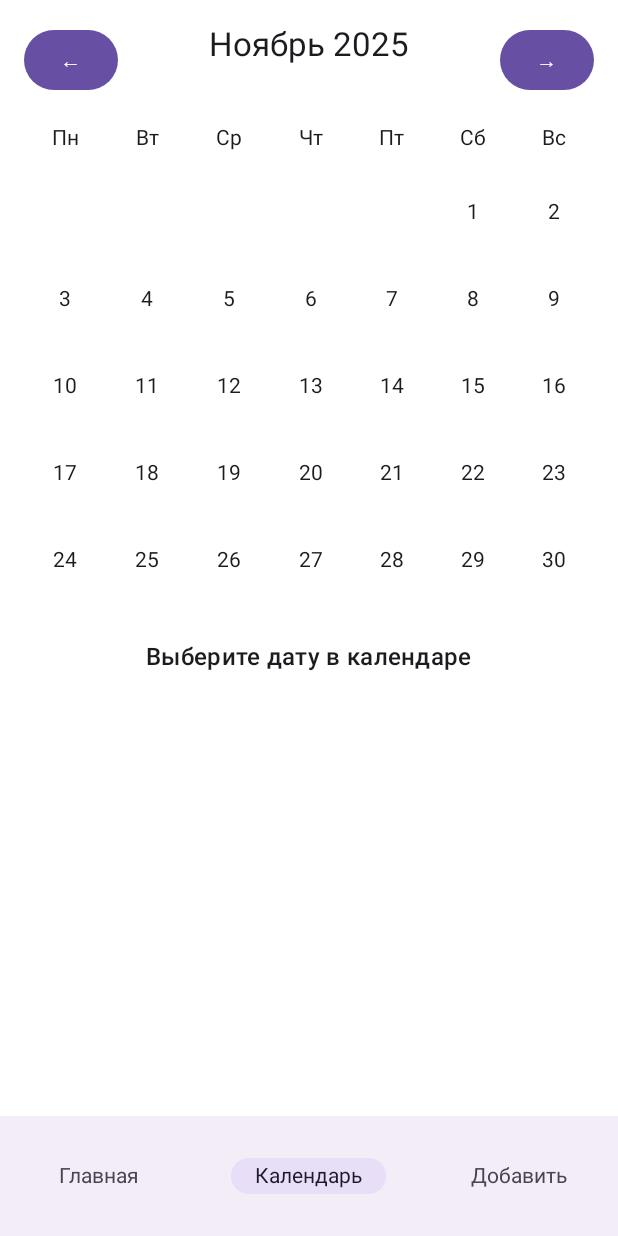
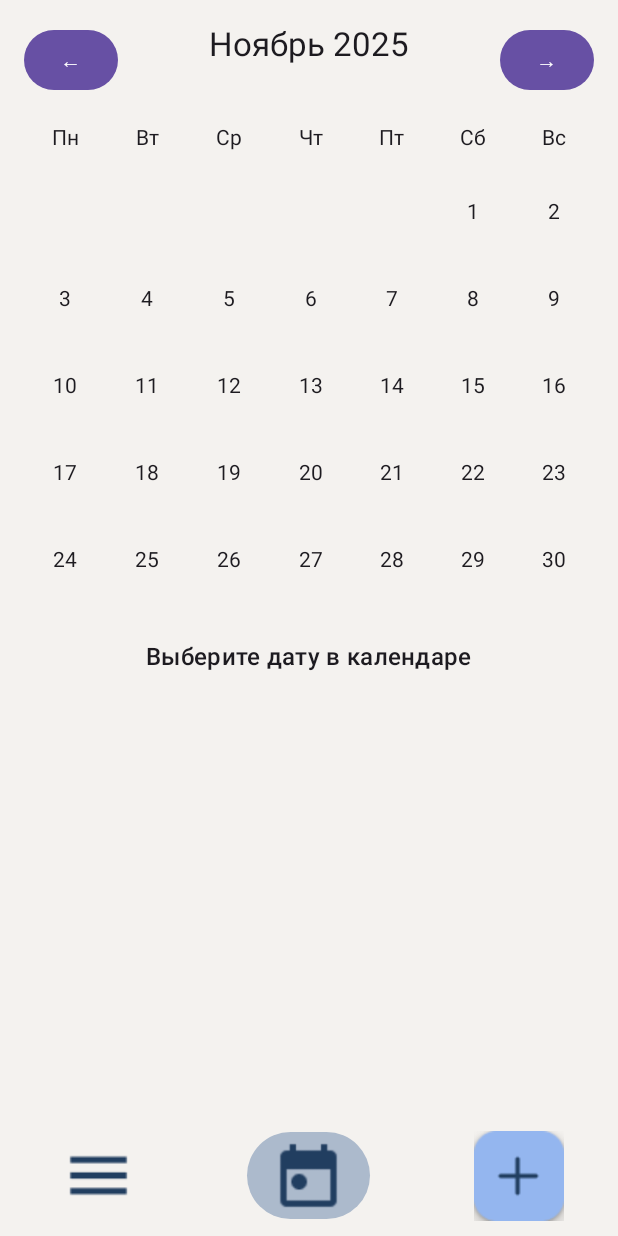
Before and after one commit to polinaionina/SubPro, an Android app built with Jetpack Compose: the screen it shows after launch (MainActivity), item 2 of the bottom bar chosen, on a phone screen of 412 x 824 dp. Run offline under Robolectric (Android 15) with nearby library versions, the phone set to English and light mode, and no system bars.

Commit message:
design main screen

```diff
--- a/MyApp/app/src/main/java/com/example/subpro/MainActivity.kt
+++ b/MyApp/app/src/main/java/com/example/subpro/MainActivity.kt
@@ -14,6 +14,7 @@ import androidx.activity.result.contract.ActivityResultContracts
 import androidx.compose.foundation.Canvas
 import androidx.compose.foundation.clickable
 import androidx.compose.foundation.layout.*
+import androidx.compose.foundation.shape.RoundedCornerShape
 import androidx.compose.material3.*
 import androidx.compose.runtime.*
 import androidx.compose.ui.Alignment
@@ -33,6 +34,10 @@ import com.example.subpro.ui.theme.asRussianText
 import java.time.LocalDate
 import java.time.Month
 import java.time.YearMonth
+import androidx.compose.ui.text.font.FontWeight
+import androidx.compose.ui.unit.sp
+import androidx.compose.ui.text.style.TextAlign
+import androidx.compose.ui.res.painterResource
 
 sealed class Screen(val route: String) {
     object Main : Screen("main")
@@ -155,7 +160,7 @@ fun AppNavigation(onSendNotification: () -> Unit) {
             modifier = Modifier
                 .fillMaxSize()
                 .padding(paddingValues),
-            color = Color.White
+            color = Color(0xFFF4F2EF)
         ) {
             when (currentScreen) {
                 is Screen.Main -> MainScreen(onSendNotification = onSendNotification)
@@ -180,19 +185,32 @@ fun BottomNavigationBar(
     currentScreen: Screen,
     onScreenSelected: (Screen) -> Unit
 ) {
-    NavigationBar {
+    NavigationBar(
+        containerColor = Color(0xFFF4F2EF)
+    ) {
         val items = listOf(
-            Screen.Main to "Главная",
-            Screen.Calendar to "Календарь",
-            Screen.Add to "Добавить"
+            Triple(Screen.Main, "Главная", R.drawable.menu),
+            Triple(Screen.Calendar, "Календарь", R.drawable.today),
+            Triple(Screen.Add, "Добавить", R.drawable.dobavit)
         )
 
-        items.forEach { (screen, label) ->
+        items.forEach { (screen, label, iconRes) ->
+            val iconSize = if (screen == Screen.Add) 60.dp else 50.dp
             NavigationBarItem(
-                icon = { Text(label) },
+                icon = {
+                    Icon(
+                        painter = painterResource(id = iconRes),
+                        contentDescription = label,
+                        modifier = Modifier.size(iconSize),
+                        tint = Color.Unspecified
+                    )
+                },
                 label = null,
                 selected = currentScreen == screen,
-                onClick = { onScreenSelected(screen) }
+                onClick = { onScreenSelected(screen) },
+                colors = NavigationBarItemDefaults.colors(
+                    indicatorColor = Color(0xFFACBACC)
+                )
             )
         }
     }
@@ -254,15 +272,33 @@ fun SubscriptionChoiceScreen(
 @Composable
 fun MainScreen(onSendNotification: () -> Unit) {
     Column(
-        modifier = Modifier.fillMaxSize().padding(16.dp),
-        horizontalAlignment = Alignment.CenterHorizontally,
-        verticalArrangement = Arrangement.Center
-    ) {
-        Text("Главная", style = MaterialTheme.typography.headlineLarge)
-
-        Spacer(Modifier.height(30.dp))
-        Button(onClick = { onSendNotification() }) {
-            Text("Показать тестовое уведомление")
+        modifier = Modifier
+            .fillMaxSize()
+            .padding(16.dp),
+        horizontalAlignment = Alignment.CenterHorizontally
+    ){
+        Text("SubPro",
+            style = MaterialTheme.typography.headlineLarge,
+            color = Color(0xFFE68C3A),
+            fontSize = 40.sp,
+            fontWeight = FontWeight.SemiBold)
+        Spacer(Modifier.height(35.dp))
+        Button(
+            onClick = { onSendNotification() },
+            modifier = Modifier
+                .fillMaxWidth()
+                .height(73.dp),
+            shape = RoundedCornerShape(15.dp),
+            colors = ButtonDefaults.buttonColors(
+                containerColor = Color(0xFF94B6EF),
+                contentColor = Color(0xFF213E60)
+            )
+            ) {
+                Text("Показать тестовое уведомление",
+                    fontSize = 18.sp,
+                    fontWeight = FontWeight.Medium,
+                    modifier = Modifier.fillMaxWidth(),
+                    textAlign = TextAlign.Start)
         }
     }
 }
```
Also changed, not shown: MyApp/app/src/main/res/drawable/dobavit.png (added), MyApp/app/src/main/res/drawable/iba_stat.png (added), MyApp/app/src/main/res/drawable/menu.png (added), MyApp/app/src/main/res/drawable/today.png (added).
